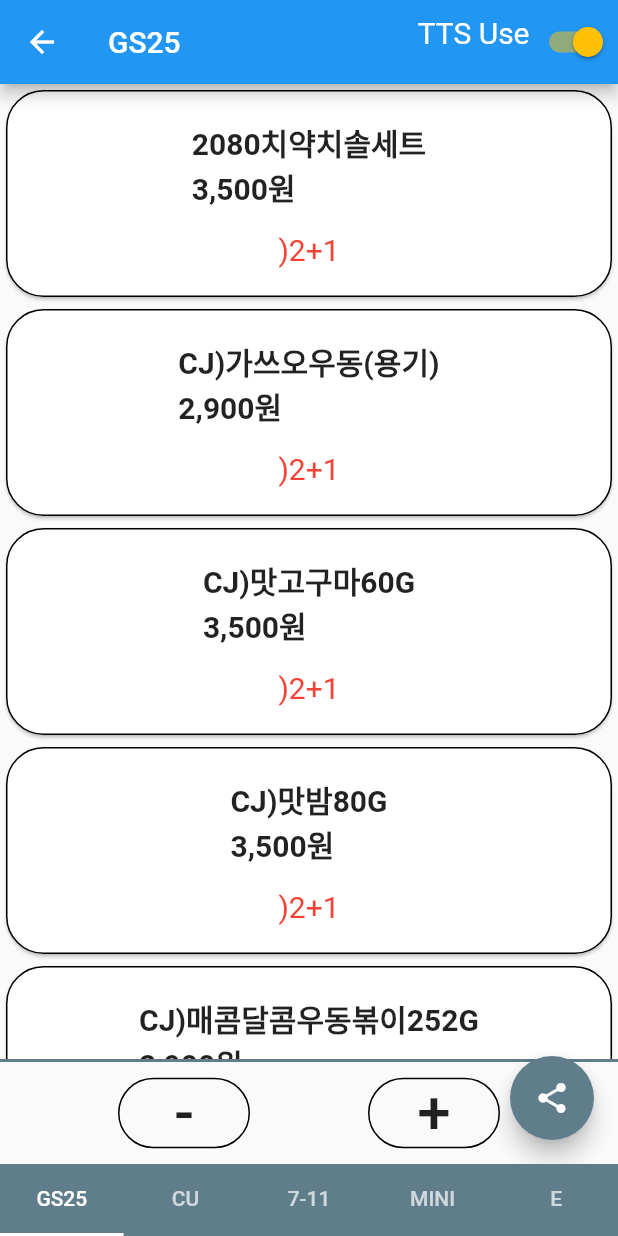
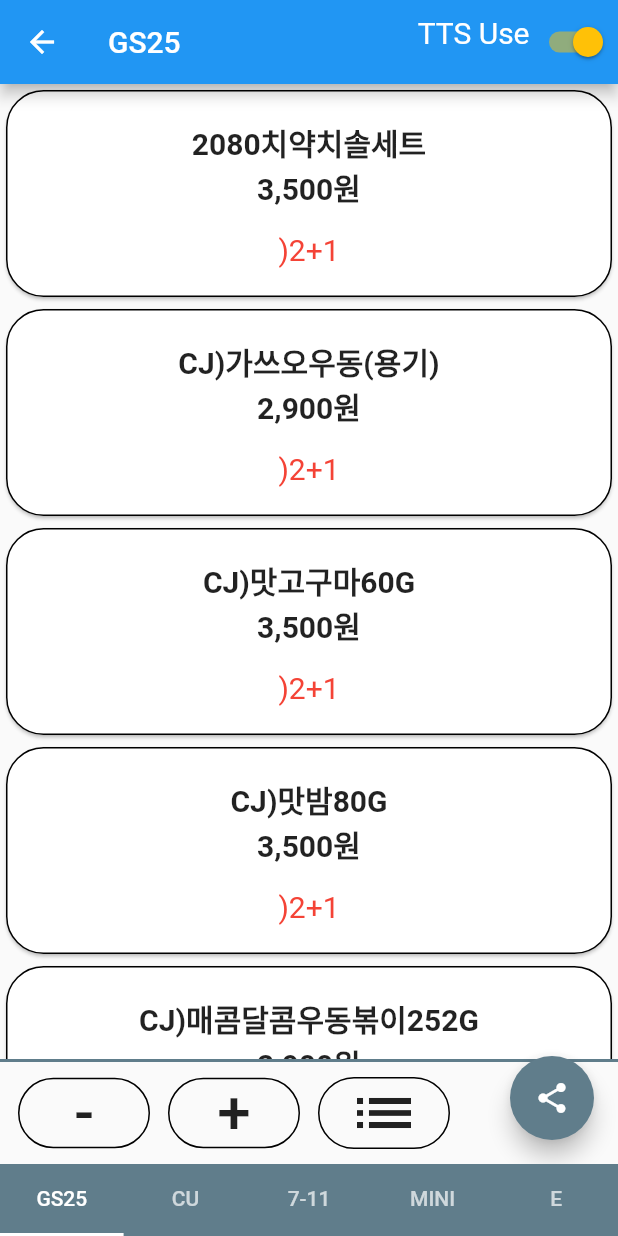
Before and after one commit to rollcake86/convi_list, a Flutter app: the screen it shows after launch, after a tap on "검색 하기", on a phone screen of 412 x 824 dp. Run offline on Flutter 3.47's test engine with Material 2 defaults, Android fonts, the phone set to English and light mode, and no system bars; our stand-ins replace flutter_tts, share, shared_preferences.

Commit message:
tts button add

```diff
--- a/lib/tab/ConHome.dart
+++ b/lib/tab/ConHome.dart
@@ -41,6 +41,8 @@ class ConHome extends State<ConApp> {
 
   bool voiceCheck = true;
 
+  int voiceStart = 0;
+
   ConHome(String title, List<String> itemArray, List<String> priceArray) {
     companyName = title;
     conViewArray = new List();
@@ -64,13 +66,28 @@ class ConHome extends State<ConApp> {
   }
 
   @override
+  void dispose() {
+    super.dispose();
+    flutterTts.stop();
+  }
+
+  @override
   Widget build(BuildContext context) {
     return new Scaffold(
       appBar: new AppBar(
         backgroundColor: _getThemeColor(widget.title),
         title: new Text(widget.title),
-        actions: <Widget>[  new Text('TTS Use' , style: TextStyle(fontSize: 20.0 ,height: 1.8),),
-          new Switch(value: voiceCheck, onChanged: _changeVoice , activeColor: Colors.amber,)],
+        actions: <Widget>[
+          new Text(
+            'TTS Use',
+            style: TextStyle(fontSize: 20.0, height: 1.8),
+          ),
+          new Switch(
+            value: voiceCheck,
+            onChanged: _changeVoice,
+            activeColor: Colors.amber,
+          )
+        ],
       ),
       body: new Container(
         child: new Column(
@@ -92,6 +109,7 @@ class ConHome extends State<ConApp> {
                                 style: new TextStyle(
                                     fontWeight: FontWeight.bold,
                                     fontSize: counter.toDouble()),
+                                textAlign: TextAlign.center,
                               ),
                             ),
                             new Padding(
@@ -126,8 +144,10 @@ class ConHome extends State<ConApp> {
                     );
                   }),
             ),
-            new Container(color: Colors.blueGrey , height: 2,)
-            ,
+            new Container(
+              color: Colors.blueGrey,
+              height: 2,
+            ),
             new Row(
               children: <Widget>[
                 new Padding(
@@ -168,6 +188,24 @@ class ConHome extends State<ConApp> {
                         style: TextStyle(fontSize: 40.0),
                       )),
                 ),
+                new Padding(
+                  padding: EdgeInsets.only(top: 10.0, bottom: 10.0),
+                  child: new FlatButton(
+                      onPressed: () {
+                        _onChange(_productName(_getShowItem(_getCompany(conViewArray[voiceStart]))) + conPriceArray[voiceStart]);
+                        voiceStart++;
+                      },
+                      shape: OutlineInputBorder(
+                          borderRadius:
+                              BorderRadius.all(Radius.circular(25.0))),
+                      child: new Icon(Icons.list , size: 48.0,)),
+                ),
+                new Padding(
+                  padding: EdgeInsets.only(top: 10.0, bottom: 10.0),
+                  child: new FlatButton(
+                    onPressed: () {},
+                  ),
+                ),
               ],
               mainAxisAlignment: MainAxisAlignment.spaceEvenly,
             )
@@ -180,18 +218,23 @@ class ConHome extends State<ConApp> {
             StringBuffer sb = new StringBuffer();
             sb.write(widget.title + "\n\n");
             for (int i = 0; i < conViewArray.length; i++) {
-              sb.write(_productName(_getShowItem(
-                  _getCompany(conViewArray[i]))) + "\n" + conPriceArray[i] + "\n\n");
+              sb.write(
+                  _productName(_getShowItem(_getCompany(conViewArray[i]))) +
+                      "\n" +
+                      conPriceArray[i] +
+                      "\n\n");
             }
             Share.share(sb.toString());
           }),
     );
   }
 
+
+
   initTts() async {
     flutterTts = FlutterTts();
 
-    await flutterTts.setPitch(0.8);
+    await flutterTts.setPitch(0.9);
 
     if (Platform.isAndroid) {
       flutterTts.ttsInitHandler(() {
@@ -299,13 +342,11 @@ class ConHome extends State<ConApp> {
     return result + "원";
   }
 
-
   void _changeVoice(bool value) async {
     setState(() {
       voiceCheck = value;
     });
   }
-
 }
 
 Color _getThemeColor(String title) {
```
Lines whose indentation alone changed are shown as unchanged.
